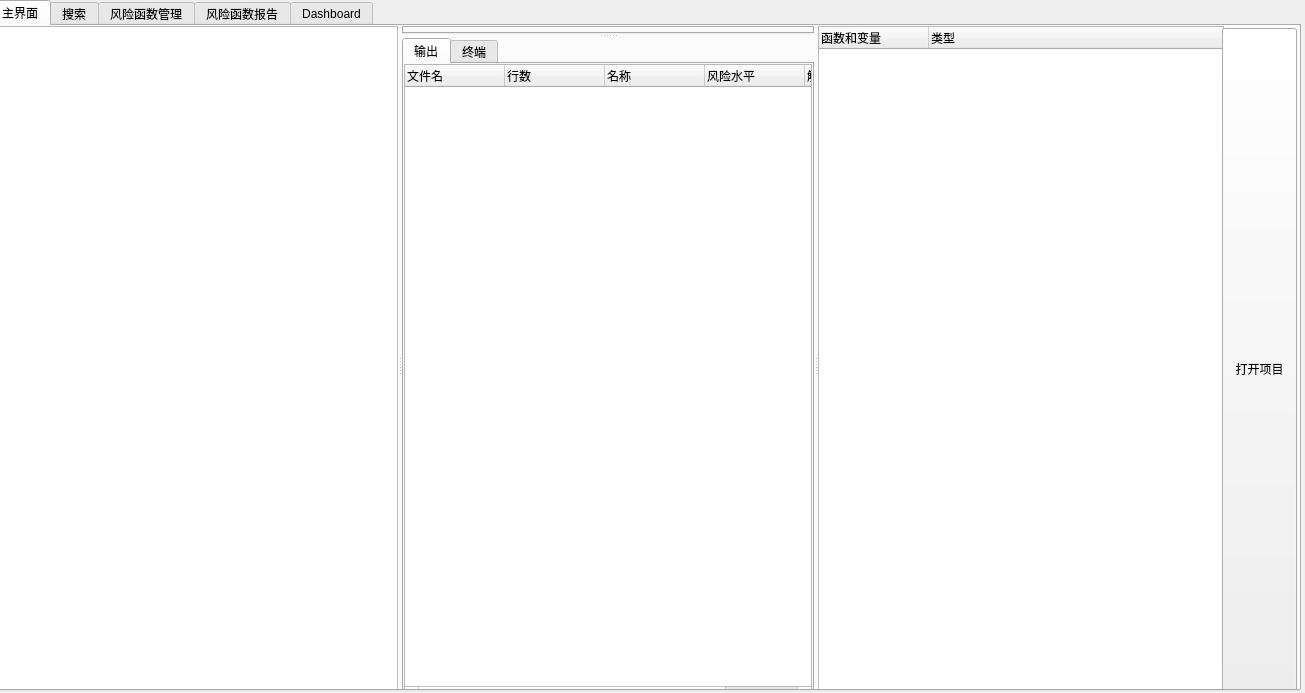
Old version of the form CodeAudit-master/untitled.ui in the repository StuBoo3i/CodeAudit.
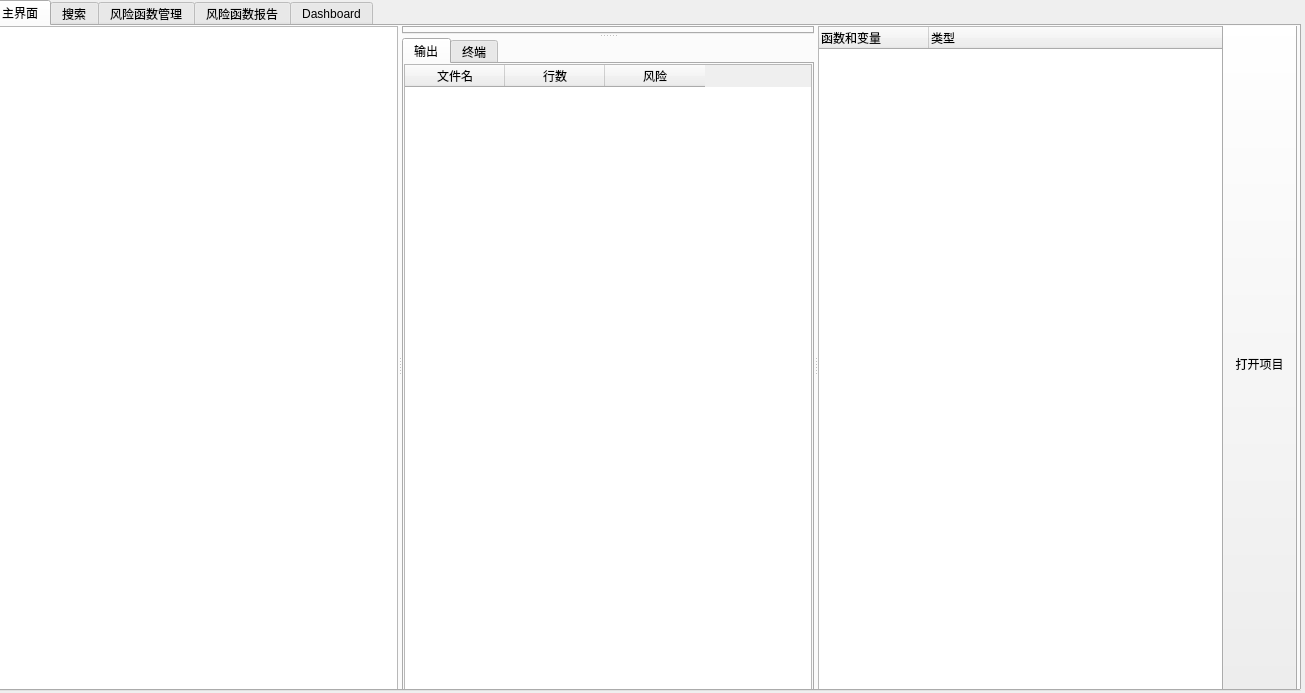
New version of the form. Icons and pictures are not drawn.

The edit to the form file:
```diff
--- a/CodeAudit-master/untitled.ui
+++ b/CodeAudit-master/untitled.ui
@@ -82,20 +82,7 @@
           <number>0</number>
          </property>
          <item>
-          <widget class="QTreeWidget" name="treeWidget_2">
-           <property name="styleSheet">
-            <string notr="true">QTreeView::branch:closed:has-children
-{
-    image: url(./resource/icon/expand-positive.png);/*图标*/
-    border-image: none;
-}
-
-QTreeView::branch:open:has-children
-{
-    image: url(./resource/icon/shrink-positive.png);/*图标*/
-    border-image: none;
-}</string>
-           </property>
+          <widget class="QTableWidget" name="tableWidget_2">
            <column>
             <property name="text">
              <string>文件名</string>
@@ -108,17 +95,7 @@
            </column>
            <column>
             <property name="text">
-             <string>名称</string>
-            </property>
-           </column>
-           <column>
-            <property name="text">
-             <string>风险水平</string>
-            </property>
-           </column>
-           <column>
-            <property name="text">
-             <string>解决方式</string>
+             <string>风险</string>
             </property>
            </column>
           </widget>
@@ -204,9 +181,9 @@
      <property name="geometry">
       <rect>
        <x>1230</x>
-       <y>2</y>
+       <y>-8</y>
        <width>75</width>
-       <height>681</height>
+       <height>691</height>
       </rect>
      </property>
      <property name="text">
```
